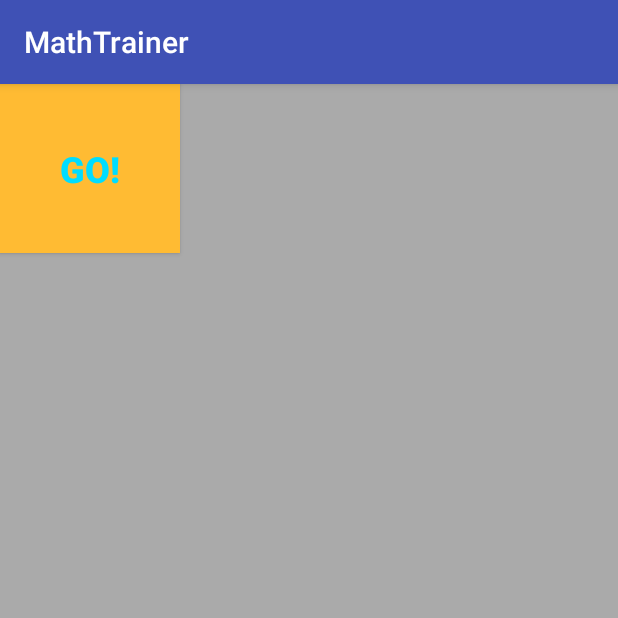
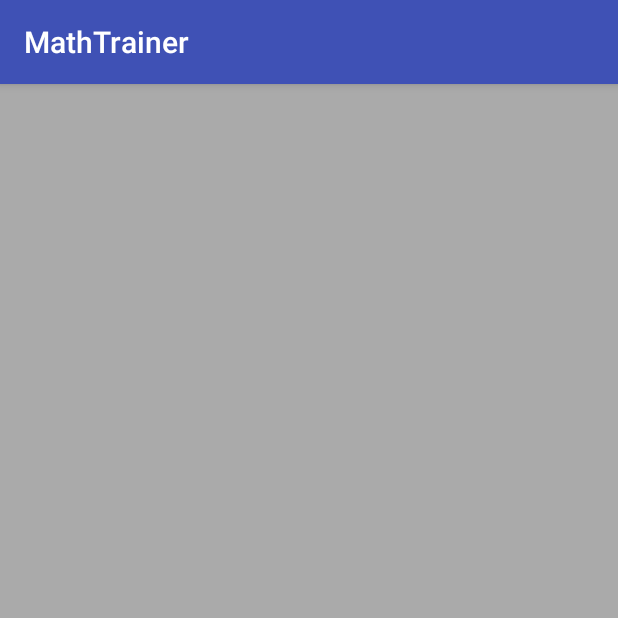
Before and after one commit to manoj1995madushanka/androidKidBrainTrainerGame, an Android app: the screen it shows after launch (MainActivity), on a phone screen of 412 x 824 dp, the top half of it. Run offline under Robolectric (Android 15) with nearby library versions, the phone set to English and light mode, and no system bars.

Commit message:
button invisible

```diff
--- a/app/src/main/res/layout/activity_main.xml
+++ b/app/src/main/res/layout/activity_main.xml
@@ -11,14 +11,20 @@
         android:id="@+id/btnGo"
         android:layout_width="wrap_content"
         android:layout_height="wrap_content"
+        android:layout_marginBottom="8dp"
+        android:layout_marginEnd="8dp"
+        android:layout_marginStart="8dp"
+        android:layout_marginTop="8dp"
         android:background="@android:color/holo_orange_light"
         android:onClick="start"
-        android:padding="40dp"
+        android:padding="20dp"
         android:text="GO!"
         android:textAlignment="center"
-        android:textColor="@android:color/holo_blue_bright"
-        android:textSize="24sp"
+        android:textSize="80sp"
         android:textStyle="bold"
-        tools:layout_editor_absoluteX="147dp"
-        tools:layout_editor_absoluteY="230dp" />
+        android:visibility="invisible"
+        app:layout_constraintBottom_toBottomOf="parent"
+        app:layout_constraintEnd_toEndOf="parent"
+        app:layout_constraintStart_toStartOf="parent"
+        app:layout_constraintTop_toTopOf="parent" />
 </android.support.constraint.ConstraintLayout>
```
